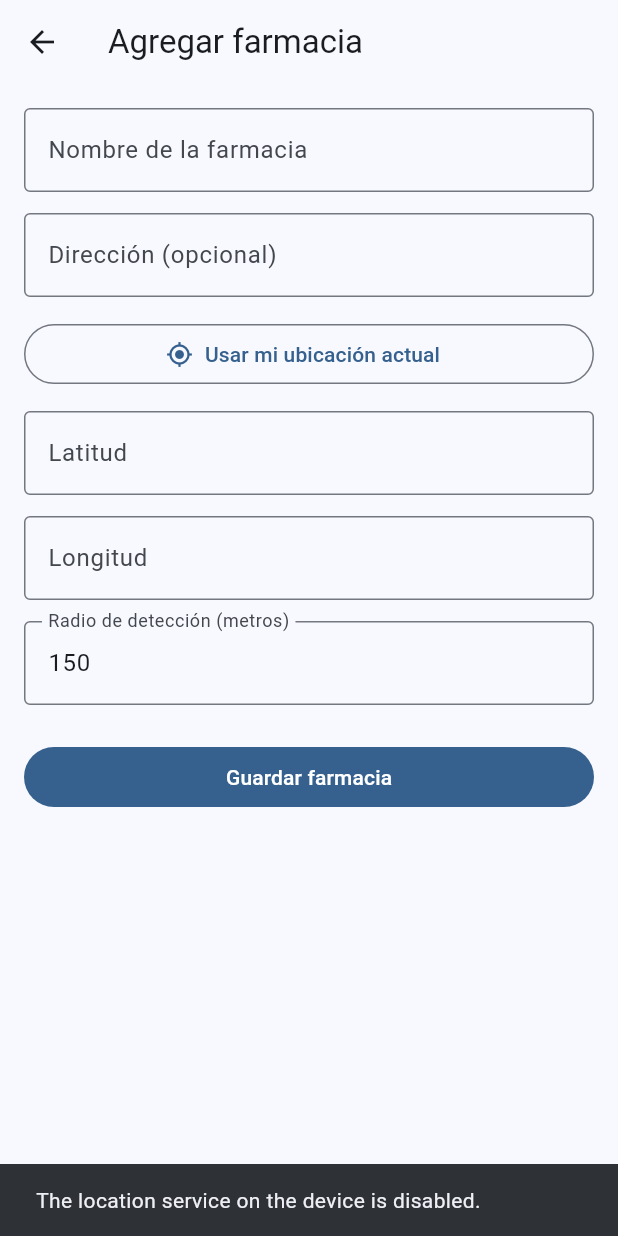
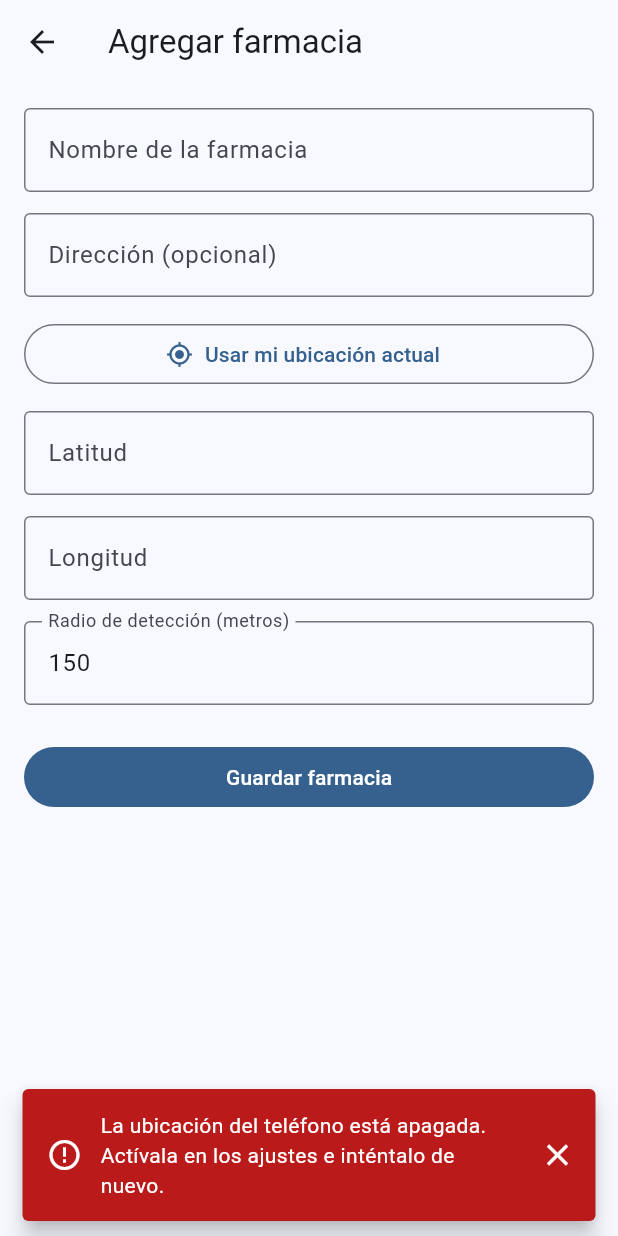
Before and after one commit to JohanELQ/KardexMedicoMovil, a Flutter app: the AddPharmacyScreen screen opened directly, after a tap on "Usar mi ubicación actual", on a phone screen of 412 x 824 dp. Run offline on Flutter 3.47's test engine with Material 3 defaults, Android fonts, the phone set to English and light mode, and no system bars; our stand-ins replace flutter_local_notifications, geolocator, permission_handler, qr_flutter, shared_preferences, timezone; missing offline and left inert: mobile_scanner; accounts and stored records are empty.

Commit message:
RF-25: mensajes de error comunes y de conexion

```diff
--- /dev/null
+++ b/lib/core/error_handler.dart
@@ -0,0 +1,138 @@
+import 'dart:async';
+
+import 'package:flutter/material.dart';
+
+/// Manejador común de errores (RF-25).
+///
+/// Todos los mensajes de error de la app pasan por aquí, así se ven y se
+/// escriben igual en todas las pantallas: dicen qué pasó y, cuando se
+/// puede, cómo corregirlo. Se pueden cerrar con la X o se van solos.
+class AppErrors {
+  AppErrors._();
+
+  /// True si el error se debe a que no hay internet o la conexión falló.
+  static bool isConnectionError(Object error) {
+    if (error is TimeoutException) return true;
+    final type = error.runtimeType.toString();
+    final text = error.toString().toLowerCase();
+    return type.contains('SocketException') ||
+        type.contains('ClientException') ||
+        type.contains('HandshakeException') ||
+        type.contains('TlsException') ||
+        text.contains('network-request-failed') ||
+        text.contains('failed host lookup') ||
+        text.contains('connection refused') ||
+        text.contains('connection reset') ||
+        text.contains('connection closed') ||
+        text.contains('network is unreachable') ||
+        text.contains('xmlhttprequest error');
+  }
+
+  /// Convierte cualquier error en un mensaje claro para la persona.
+  static String messageFor(Object error) {
+    if (error is TimeoutException) {
+      return 'La operación tardó demasiado. Revisa tu conexión a internet '
+          'e inténtalo de nuevo.';
+    }
+    if (isConnectionError(error)) {
+      return 'No hay conexión a internet. Revisa tu Wi-Fi o tus datos '
+          'móviles e inténtalo de nuevo.';
+    }
+
+    final type = error.runtimeType.toString();
+    if (type == 'LocationServiceDisabledException') {
+      return 'La ubicación del teléfono está apagada. Actívala en los '
+          'ajustes e inténtalo de nuevo.';
+    }
+    if (type == 'PermissionDeniedException') {
+      return 'Kardex no tiene permiso para usar la ubicación. Concédelo en '
+          'Perfil → Permisos del dispositivo e inténtalo de nuevo.';
+    }
+    if (type == 'MissingPluginException' || type == 'PlatformException') {
+      return 'Esta función no está disponible en este dispositivo.';
+    }
+    if (error is FormatException) {
+      return 'Hay un dato con formato incorrecto. Revísalo e inténtalo de '
+          'nuevo.';
+    }
+
+    // Los errores que la propia app lanza ya traen un mensaje claro.
+    if (error is Exception) {
+      final text = error.toString();
+      if (text.startsWith('Exception: ')) {
+        return text.substring('Exception: '.length);
+      }
+    }
+    return 'No se pudo completar la acción. Inténtalo de nuevo; si el '
+        'problema sigue, cierra y vuelve a abrir la app.';
+  }
+
+  /// Muestra un error como aviso rojo, con botón para cerrarlo.
+  static void showSnack(BuildContext context, String message) {
+    final messenger = ScaffoldMessenger.of(context);
+    final scheme = Theme.of(context).colorScheme;
+    messenger
+      ..hideCurrentSnackBar()
+      ..showSnackBar(
+        SnackBar(
+          behavior: SnackBarBehavior.floating,
+          backgroundColor: scheme.error,
+          showCloseIcon: true,
+          closeIconColor: scheme.onError,
+          duration: const Duration(seconds: 6),
+          content: Row(
+            children: [
+              Icon(Icons.error_outline, color: scheme.onError),
+              const SizedBox(width: 12),
+              Expanded(
+                child: Text(message, style: TextStyle(color: scheme.onError)),
+              ),
+            ],
+          ),
+        ),
+      );
+  }
+
+  /// Convierte [error] en mensaje y lo muestra.
+  static void show(BuildContext context, Object error) =>
+      showSnack(context, messageFor(error));
+
+  /// Para acciones que devuelven un texto de error o null si salió bien:
+  /// muestra el error en rojo o, si no hay, el aviso de éxito.
+  static void showResult(
+    BuildContext context, {
+    String? error,
+    required String success,
+  }) {
+    if (error != null) {
+      showSnack(context, error);
+    } else {
+      ScaffoldMessenger.of(context)
+        ..hideCurrentSnackBar()
+        ..showSnackBar(SnackBar(content: Text(success)));
+    }
+  }
+
+  /// Para errores que bloquean lo que la persona estaba haciendo.
+  static Future<void> showDialogMessage(
+    BuildContext context, {
+    required String title,
+    required String message,
+  }) {
+    return showDialog<void>(
+      context: context,
+      builder: (ctx) => AlertDialog(
+        icon: Icon(Icons.error_outline,
+            color: Theme.of(ctx).colorScheme.error, size: 32),
+        title: Text(title),
+        content: Text(message),
+        actions: [
+          TextButton(
+            onPressed: () => Navigator.of(ctx).pop(),
+            child: const Text('Entendido'),
+          ),
+        ],
+      ),
+    );
+  }
+}
--- a/lib/screens/medications_tab.dart
+++ b/lib/screens/medications_tab.dart
@@ -1,5 +1,6 @@
 import 'package:flutter/material.dart';
 
+import '../core/error_handler.dart';
 import '../core/format.dart';
 import '../models/medication.dart';
 import '../services/patient_store.dart';
@@ -69,9 +70,7 @@ class MedicationsTab extends StatelessWidget {
       return;
     }
     final error = store.confirmDose(next);
-    ScaffoldMessenger.of(context).showSnackBar(
-      SnackBar(content: Text(error ?? 'Toma confirmada')),
-    );
+    AppErrors.showResult(context, error: error, success: 'Toma confirmada');
   }
 
   @override
--- a/lib/screens/notifications_screen.dart
+++ b/lib/screens/notifications_screen.dart
@@ -1,5 +1,6 @@
 import 'package:flutter/material.dart';
 
+import '../core/error_handler.dart';
 import '../core/format.dart';
 import '../services/notification_store.dart';
 import '../services/patient_store.dart';
@@ -61,7 +62,7 @@ class _NotificationsScreenState extends State<NotificationsScreen> {
       widget.store.setPharmacyAlerts(true);
       _snack('Avisos de farmacia activados');
     } catch (e) {
-      _snack(e.toString().replaceFirst('Exception: ', ''));
+      if (mounted) AppErrors.show(context, e);
     }
   }
 
@@ -84,7 +85,7 @@ class _NotificationsScreenState extends State<NotificationsScreen> {
       );
       widget.store.add('Farmacia cerca', pharmacyAlertBody(demo, low));
     } catch (e) {
-      _snack(e.toString().replaceFirst('Exception: ', ''));
+      if (mounted) AppErrors.show(context, e);
     }
   }
 
--- a/lib/screens/patient_home_tab.dart
+++ b/lib/screens/patient_home_tab.dart
@@ -1,6 +1,7 @@
 import 'package:flutter/material.dart';
 import 'package:qr_flutter/qr_flutter.dart';
 
+import '../core/error_handler.dart';
 import '../core/format.dart';
 import '../models/app_user.dart';
 import '../models/medication.dart';
@@ -54,9 +55,7 @@ class PatientHomeTab extends StatelessWidget {
 
   void _confirm(BuildContext context, ScheduledDose dose) {
     final error = store.confirmDose(dose);
-    ScaffoldMessenger.of(context).showSnackBar(
-      SnackBar(content: Text(error ?? 'Toma confirmada')),
-    );
+    AppErrors.showResult(context, error: error, success: 'Toma confirmada');
   }
 
   @override
--- a/lib/screens/pharmacies_screen.dart
+++ b/lib/screens/pharmacies_screen.dart
@@ -1,5 +1,6 @@
 import 'package:flutter/material.dart';
 
+import '../core/error_handler.dart';
 import '../core/validators.dart';
 import '../services/pharmacy_geofencing.dart';
 import '../services/pharmacy_store.dart';
@@ -125,10 +126,6 @@ class _AddPharmacyScreenState extends State<AddPharmacyScreen> {
     super.dispose();
   }
 
-  void _snack(String text) {
-    ScaffoldMessenger.of(context).showSnackBar(SnackBar(content: Text(text)));
-  }
-
   /// Llena la latitud y la longitud con la ubicación actual del teléfono:
   /// sirve cuando estás parado frente a la farmacia.
   Future<void> _useMyLocation() async {
@@ -138,7 +135,7 @@ class _AddPharmacyScreenState extends State<AddPharmacyScreen> {
       _lat.text = pos.latitude.toStringAsFixed(6);
       _lng.text = pos.longitude.toStringAsFixed(6);
     } catch (e) {
-      _snack(e.toString().replaceFirst('Exception: ', ''));
+      if (mounted) AppErrors.show(context, e);
     }
     if (mounted) setState(() => _locating = false);
   }
```
Also changed, not shown: lib/screens/forgot_password_screen.dart (+15 -3 lines), lib/screens/login_screen.dart (+20 -1 lines), lib/screens/medication_reminder.dart (+10 -5 lines), lib/screens/register_screen.dart (+19 -1 lines), 1 other file.
